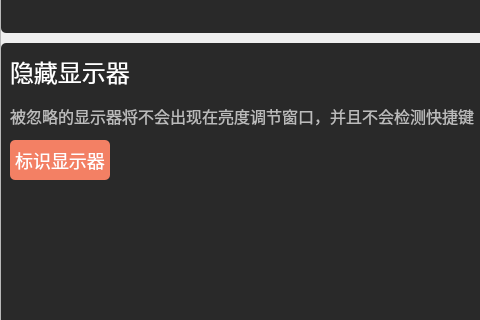
The window that page/dispaly/displaypage.ui (lixin-hub/NightKing) describes before a commit, drawn with Qt 5; both pictures show x 0 to 480 and y 470 to 790 of the 774 by 1455 pixel window.
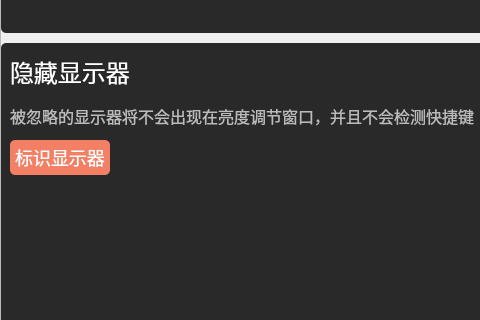
The same window after the commit. Icons and pictures are not drawn.

```diff
--- a/page/dispaly/displaypage.ui
+++ b/page/dispaly/displaypage.ui
@@ -341,13 +341,13 @@
             <property name="minimumSize">
              <size>
               <width>0</width>
-              <height>30</height>
+              <height>24</height>
              </size>
             </property>
             <property name="maximumSize">
              <size>
               <width>100</width>
-              <height>40</height>
+              <height>35</height>
              </size>
             </property>
             <property name="styleSheet">
```
